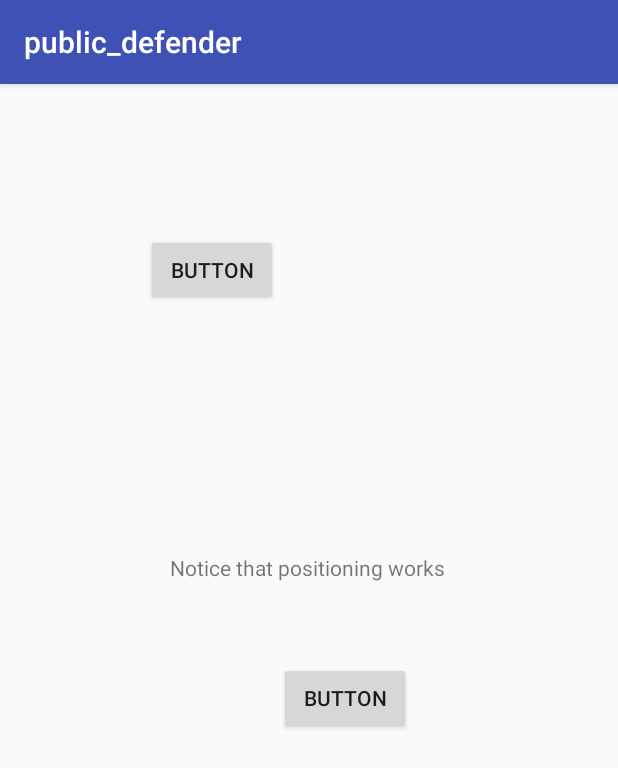
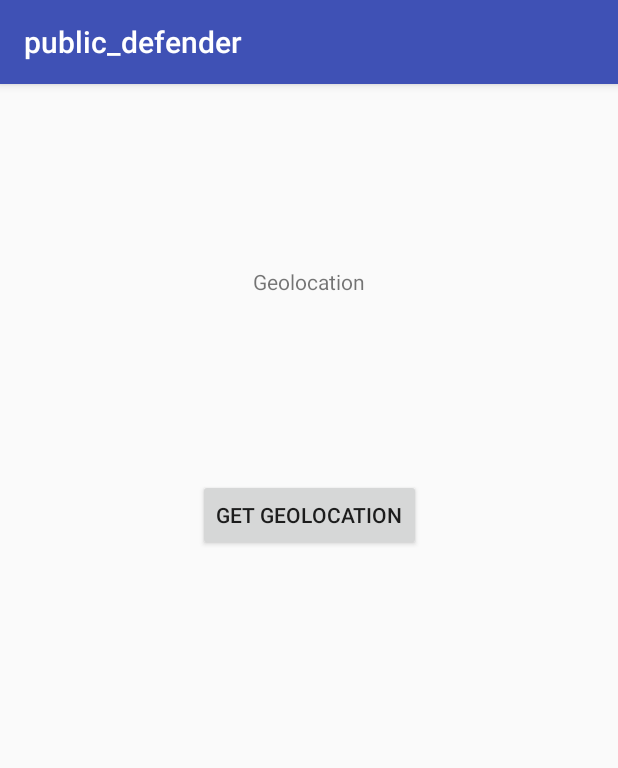
Before and after one commit to obiejuan/Public_Defender, an Android app: the screen it shows after launch (MainActivity), on a phone screen of 412 x 824 dp. Shown: the top 768 px of the screen. Run offline under Robolectric (Android 15) with nearby library versions, the phone set to English and light mode, and no system bars; 1 statement that could not run was skipped.

Commit message:
Unfinished initial implementation of Geolocation. Do not use yet, just pushing to have saved on server.

```diff
--- a/frontend/mobile/public_defender/app/src/main/AndroidManifest.xml
+++ b/frontend/mobile/public_defender/app/src/main/AndroidManifest.xml
@@ -1,6 +1,7 @@
 <?xml version="1.0" encoding="utf-8"?>
 <manifest xmlns:android="http://schemas.android.com/apk/res/android"
     package="com.cmps115.public_defender">
+    <uses-permission android:name="android.permission.ACCESS_FINE_LOCATION" />
 
     <application
         android:allowBackup="true"
@@ -16,5 +17,4 @@
             </intent-filter>
         </activity>
     </application>
-
 </manifest>
--- /dev/null
+++ b/frontend/mobile/public_defender/app/src/main/java/com/cmps115/public_defender/GeoHandler.java
@@ -0,0 +1,46 @@
+package com.cmps115.public_defender;
+import android.location.Location;
+import android.location.LocationListener;
+import android.os.Bundle;
+
+/**
+ * Created by Oliver Davies on 4/23/2017.
+ */
+
+public class GeoHandler implements LocationListener
+{
+    private double[] geoPosition = new double[2];
+    private boolean isProviderDefined = false;
+
+    public boolean hasGeolocation()
+    {
+        return isProviderDefined && ((geoPosition == null));
+    }
+
+    public double[] getGeolocation()
+    {
+        return geoPosition;
+    }
+
+    @Override
+    public void onLocationChanged(Location loc)
+    {
+        geoPosition[0] = loc.getLatitude();
+        geoPosition[1] = loc.getLongitude();
+    }
+
+    @Override
+    public void onStatusChanged(String provider, int status, Bundle extras) {}
+
+    @Override
+    public void onProviderEnabled(String provider)
+    {
+        isProviderDefined = true;
+    }
+
+    @Override
+    public void onProviderDisabled(String provider)
+    {
+        isProviderDefined = false;
+    }
+}
--- a/frontend/mobile/public_defender/app/src/main/java/com/cmps115/public_defender/MainActivity.java
+++ b/frontend/mobile/public_defender/app/src/main/java/com/cmps115/public_defender/MainActivity.java
@@ -1,19 +1,43 @@
 package com.cmps115.public_defender;
 
+import android.content.Context;
+import android.location.LocationManager;
 import android.support.v7.app.AppCompatActivity;
 import android.os.Bundle;
+import android.view.View;
+import android.widget.TextView;
 
-/*
-Please note that if you want to change the draw/drop theme for this activity you need to ensure you're setting the contraints.
-This means that you will need to hit the little golden stars after you place an element. It is the bar above the drag/drop editor.
--Oliver
- */
+public class MainActivity extends AppCompatActivity
+{
+    // Geolocation components
+    LocationManager geoManager = (LocationManager) getSystemService(Context.LOCATION_SERVICE);
+    GeoHandler geoHandler = new GeoHandler();
 
-public class MainActivity extends AppCompatActivity {
+    // To show Geo
+    TextView text;
 
     @Override
     protected void onCreate(Bundle savedInstanceState) {
         super.onCreate(savedInstanceState);
+        text = (TextView) findViewById(R.id.geotext);
+        //setupGeolocation();
         setContentView(R.layout.activity_main);
     }
+
+    private void setupGeolocation()
+    {
+        // Setup Geolocation
+        try {
+            geoManager.requestLocationUpdates(LocationManager.GPS_PROVIDER, 5000, 10, geoHandler);
+        } catch(SecurityException se) {/* We don't have premission */}
+    }
+
+    public void geoButtonPressed(View v)
+    {
+        if(geoHandler.hasGeolocation())
+        {
+            double[] geo = geoHandler.getGeolocation();
+            text.setText(geo[0] + ", " + geo[1]);
+        }
+    }
 }
--- a/frontend/mobile/public_defender/app/src/main/res/layout/activity_main.xml
+++ b/frontend/mobile/public_defender/app/src/main/res/layout/activity_main.xml
@@ -10,40 +10,31 @@
 
     <Button
         android:id="@+id/button"
+        android:onClick="geoButtonPressed"
         android:layout_width="wrap_content"
         android:layout_height="wrap_content"
-        android:layout_marginTop="100dp"
-        android:text="Button"
-        app:layout_constraintTop_toTopOf="parent"
-        android:layout_marginStart="97dp"
+        android:text="Get Geolocation"
+        app:layout_constraintLeft_toLeftOf="parent"
+        app:layout_constraintRight_toRightOf="parent"
+        tools:layout_constraintTop_creator="1"
+        tools:layout_constraintRight_creator="1"
         tools:layout_constraintLeft_creator="1"
-        app:layout_constraintLeft_toLeftOf="parent"
-        android:layout_marginLeft="97dp" />
+        android:layout_marginTop="263dp"
+        app:layout_constraintTop_toTopOf="parent" />
 
-    <Button
-        android:id="@+id/button2"
+    <TextView
+        android:id="@+id/geotext"
         android:layout_width="wrap_content"
         android:layout_height="wrap_content"
-        android:text="Button"
-        app:layout_constraintBottom_toBottomOf="parent"
-        app:layout_constraintTop_toTopOf="parent"
-        tools:layout_constraintTop_creator="1"
-        tools:layout_constraintRight_creator="1"
-        tools:layout_constraintBottom_creator="1"
-        android:layout_marginEnd="138dp"
-        app:layout_constraintRight_toRightOf="parent"
-        android:layout_marginRight="138dp"
-        app:layout_constraintVertical_bias="0.535" />
-
-    <TextView
-        android:id="@+id/textView"
-        android:layout_width="wrap_content"
-        android:layout_height="wrap_content"
-        android:layout_marginBottom="53dp"
-        android:text="Notice that positioning works"
-        app:layout_constraintBottom_toTopOf="@+id/button2"
-        app:layout_constraintHorizontal_bias="0.497"
+        android:layout_marginBottom="123dp"
+        android:layout_marginTop="123dp"
+        android:text="Geolocation"
+        app:layout_constraintBottom_toTopOf="@+id/button"
         app:layout_constraintLeft_toLeftOf="parent"
         app:layout_constraintRight_toRightOf="parent"
-        tools:layout_constraintBottom_creator="1" />
+        app:layout_constraintTop_toTopOf="parent"
+        tools:layout_constraintBottom_creator="1"
+        tools:layout_constraintLeft_creator="1"
+        tools:layout_constraintRight_creator="1"
+        tools:layout_constraintTop_creator="1" />
 </android.support.constraint.ConstraintLayout>
```
